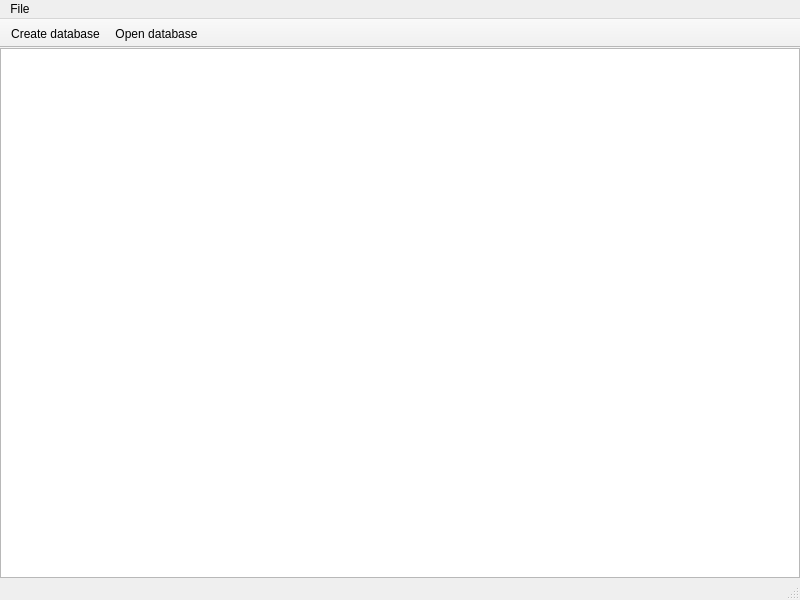
This is mainwindow.ui in falkoschumann/access-sqlite as Qt 5 draws it before an edit. The edited form follows.
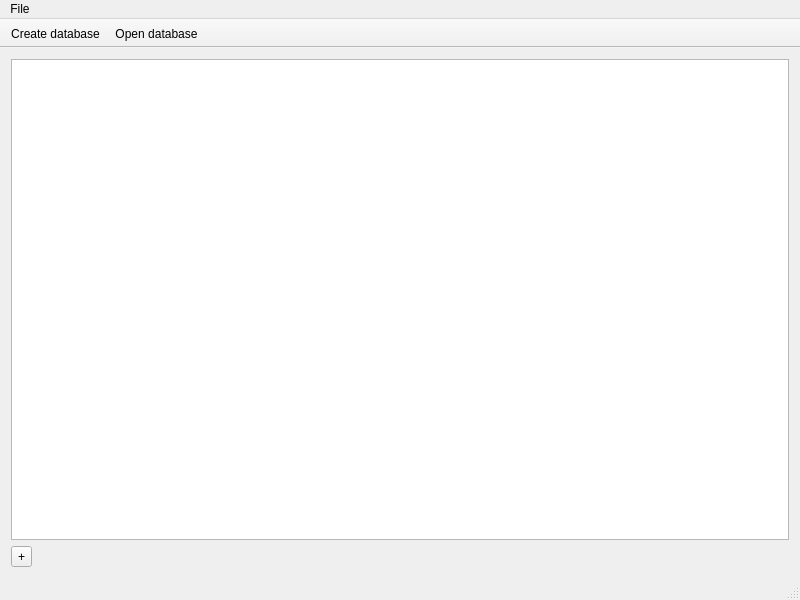
This is the edited form. Icons and pictures are not drawn.

Commit message: Create dialogs and workflow to create table and and column to table.

```diff
--- a/mainwindow.ui
+++ b/mainwindow.ui
@@ -17,19 +17,7 @@
    <string>Access SQLite</string>
   </property>
   <widget class="QWidget" name="centralWidget">
-   <layout class="QHBoxLayout" name="horizontalLayout">
-    <property name="leftMargin">
-     <number>0</number>
-    </property>
-    <property name="topMargin">
-     <number>0</number>
-    </property>
-    <property name="rightMargin">
-     <number>0</number>
-    </property>
-    <property name="bottomMargin">
-     <number>0</number>
-    </property>
+   <layout class="QVBoxLayout" name="verticalLayout">
     <item>
      <widget class="QListWidget" name="databaseView">
       <property name="contextMenuPolicy">
@@ -37,6 +25,34 @@
       </property>
      </widget>
     </item>
+    <item>
+     <layout class="QHBoxLayout" name="horizontalLayout">
+      <item>
+       <widget class="QToolButton" name="createTableButton">
+        <property name="text">
+         <string>+</string>
+        </property>
+        <property name="icon">
+         <iconset resource="access-sqlite.qrc">
+          <normaloff>:/icons/actions/list-add.png</normaloff>:/icons/actions/list-add.png</iconset>
+        </property>
+       </widget>
+      </item>
+      <item>
+       <spacer name="horizontalSpacer">
+        <property name="orientation">
+         <enum>Qt::Horizontal</enum>
+        </property>
+        <property name="sizeHint" stdset="0">
+         <size>
+          <width>198</width>
+          <height>20</height>
+         </size>
+        </property>
+       </spacer>
+      </item>
+     </layout>
+    </item>
    </layout>
   </widget>
   <widget class="QMenuBar" name="menuBar">
```
The commit also changes 10 other files.
